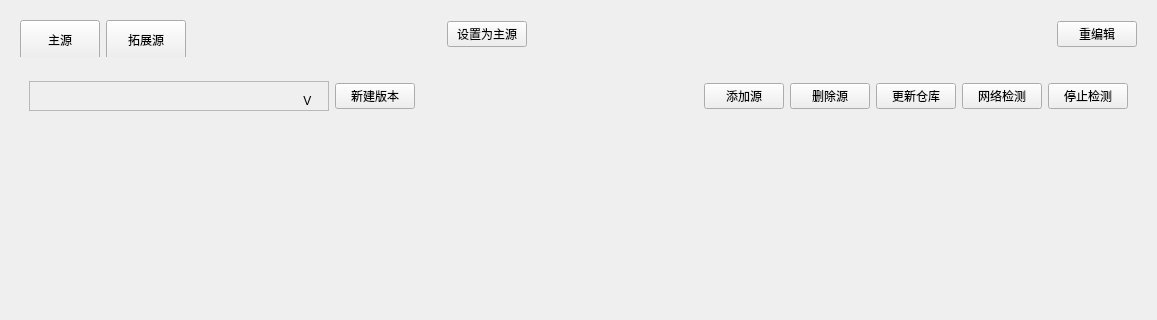
Above: sourcemanager/sourcemanager.ui from HuaYaDong1/sourceMangager before the change; both pictures show x 0 to 1157 and y 0 to 320 of the 1157 by 622 pixel window. Below: the same form after it.
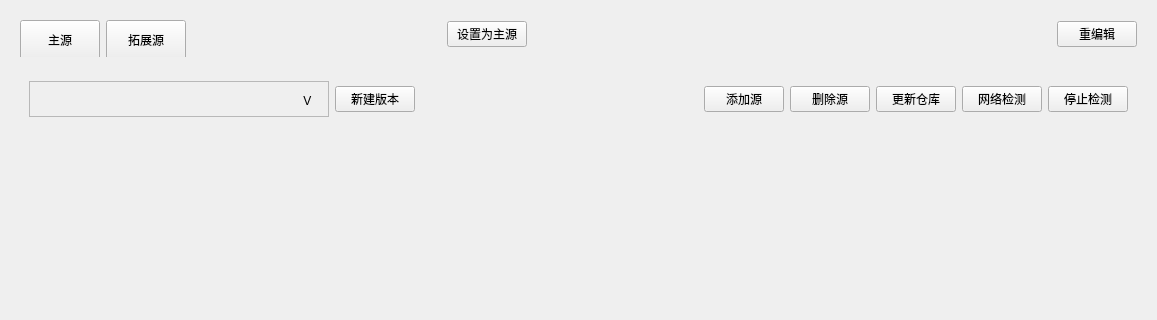
That is the form after the change. Custom widgets are drawn as their Qt base class.

The edit to the form file:
```diff
--- a/sourcemanager/sourcemanager.ui
+++ b/sourcemanager/sourcemanager.ui
@@ -273,7 +273,13 @@
             <property name="minimumSize">
              <size>
               <width>300</width>
-              <height>30</height>
+              <height>36</height>
+             </size>
+            </property>
+            <property name="maximumSize">
+             <size>
+              <width>16777215</width>
+              <height>36</height>
              </size>
             </property>
             <property name="frameShape">
```
